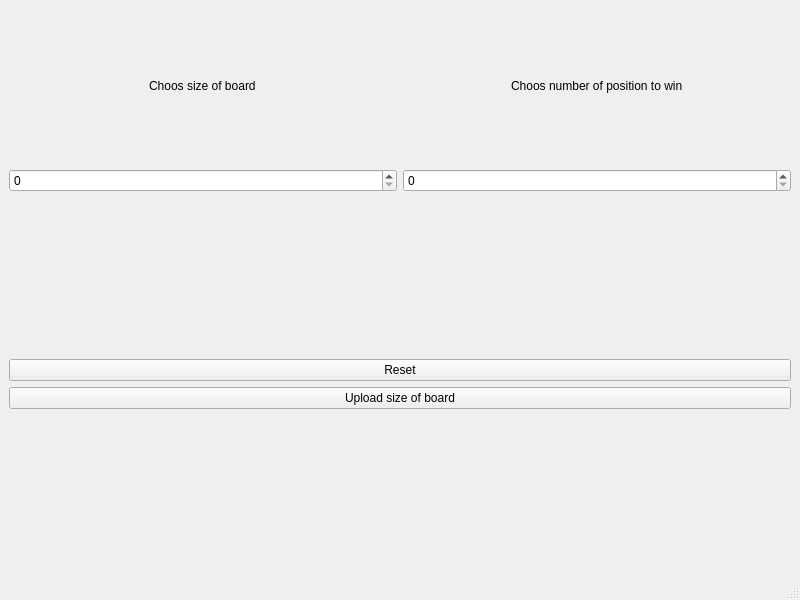
First picture: the form in mainwindow.ui, repository asialalala/Tic-Tac-Toe, before the edit.
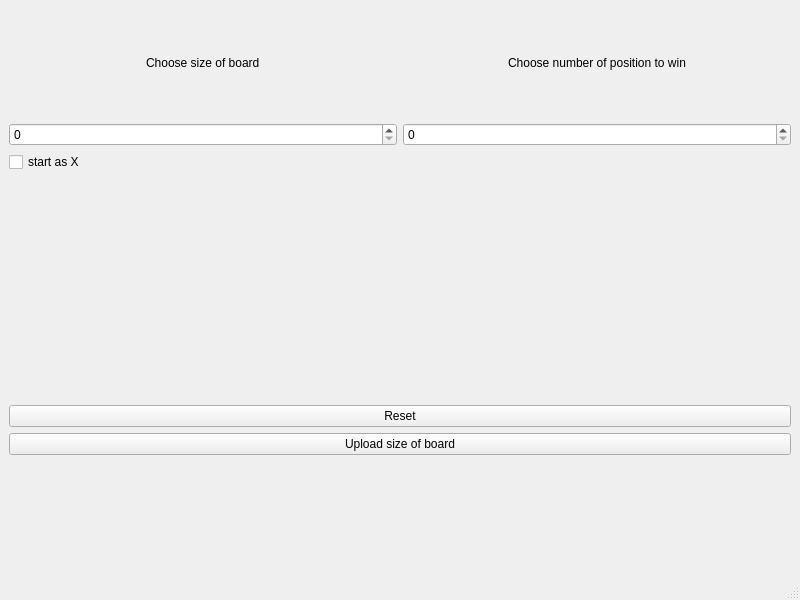
Second picture: the form after the edit.

Commit message: first move and visability of buttons

```diff
--- a/mainwindow.ui
+++ b/mainwindow.ui
@@ -15,40 +15,47 @@
   </property>
   <widget class="QWidget" name="centralwidget">
    <layout class="QGridLayout" name="gridLayout_2">
-    <item row="4" column="1" colspan="2">
-     <widget class="QPushButton" name="pushButtonReset">
-      <property name="text">
-       <string>Reset</string>
-      </property>
-     </widget>
-    </item>
-    <item row="2" column="2">
-     <widget class="QSpinBox" name="spinBoxWIN"/>
-    </item>
     <item row="1" column="1" alignment="Qt::AlignHCenter">
      <widget class="QLabel" name="label">
       <property name="text">
-       <string>Choos size of board</string>
+       <string>Choose size of board</string>
       </property>
      </widget>
     </item>
-    <item row="1" column="0" rowspan="6">
+    <item row="2" column="2">
+     <widget class="QSpinBox" name="spinBoxWIN"/>
+    </item>
+    <item row="7" column="1" colspan="2">
+     <widget class="QPushButton" name="addButton">
+      <property name="text">
+       <string>Upload size of board</string>
+      </property>
+     </widget>
+    </item>
+    <item row="6" column="1" colspan="2">
+     <widget class="QPushButton" name="pushButtonReset">
+      <property name="text">
+       <string>Reset</string>
+      </property>
+     </widget>
+    </item>
+    <item row="1" column="0" rowspan="8">
      <layout class="QGridLayout" name="gridLayout"/>
     </item>
-    <item row="1" column="2" alignment="Qt::AlignHCenter">
-     <widget class="QLabel" name="label_2">
-      <property name="text">
-       <string>Choos number of position to win</string>
-      </property>
-     </widget>
-    </item>
     <item row="2" column="1">
      <widget class="QSpinBox" name="spinBoxSIZE"/>
     </item>
-    <item row="5" column="1" colspan="2">
-     <widget class="QPushButton" name="addButton">
+    <item row="1" column="2" alignment="Qt::AlignHCenter">
+     <widget class="QLabel" name="label_2">
       <property name="text">
-       <string>Upload size of board</string>
+       <string>Choose number of position to win</string>
+      </property>
+     </widget>
+    </item>
+    <item row="3" column="1">
+     <widget class="QCheckBox" name="checkBox">
+      <property name="text">
+       <string>start as X</string>
       </property>
      </widget>
     </item>
```
The commit also changes 5 other files.
